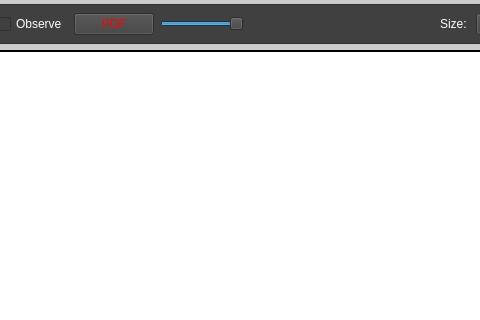
Above: App/TypoViewer/windows/mainWindow.ui from aikaisi/TypoViewer before the change; both pictures show x 153 to 633 and y 0 to 320 of the 860 by 695 pixel window. Below: the same form after it.
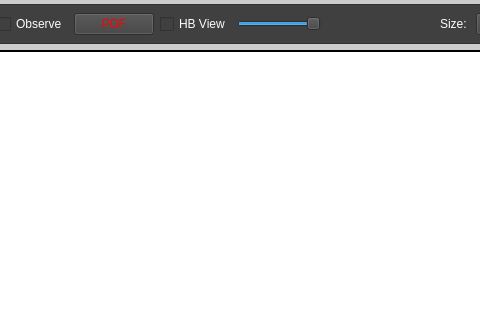
That is the form after the change. Icons and pictures are not drawn.

Commit message: checkbox for harfbazz preview

Diff of the .ui file:
```diff
--- a/App/TypoViewer/windows/mainWindow.ui
+++ b/App/TypoViewer/windows/mainWindow.ui
@@ -144,6 +144,16 @@
            </property>
           </widget>
          </item>
+         <item>
+          <widget class="QCheckBox" name="chkHB">
+           <property name="styleSheet">
+            <string notr="true">color:#fcfcfc;</string>
+           </property>
+           <property name="text">
+            <string>HB View</string>
+           </property>
+          </widget>
+         </item>
          <item>
           <widget class="QSlider" name="sldTrans">
            <property name="sizePolicy">
```
The commit also changes 5 other files.
